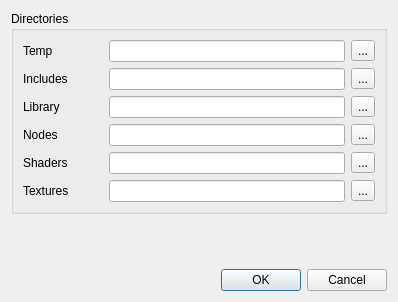
The window that gui/ui_settingsSetup.ui (ymesh/meShaderEd) describes before a commit, drawn with Qt 5.
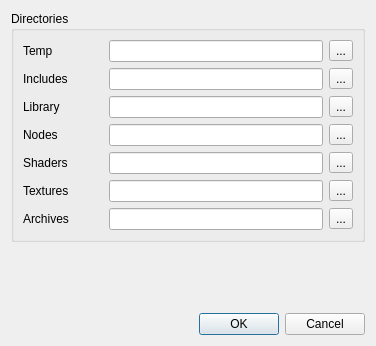
The same window after the commit.

Commit message: Added ReadArchive node Added icons in node description window Root RSL nodes now have rib output instead of just shader name. Some preview nodes removed.

Patch:
```diff
--- a/gui/ui_settingsSetup.ui
+++ b/gui/ui_settingsSetup.ui
@@ -6,8 +6,8 @@
    <rect>
     <x>0</x>
     <y>0</y>
-    <width>398</width>
-    <height>302</height>
+    <width>376</width>
+    <height>346</height>
    </rect>
   </property>
   <property name="sizePolicy">
@@ -266,6 +266,39 @@
         </item>
        </layout>
       </item>
+      <item>
+       <layout class="QHBoxLayout" name="hl_archives" stretch="0,1,0">
+        <item>
+         <widget class="QLabel" name="label_archives">
+          <property name="minimumSize">
+           <size>
+            <width>80</width>
+            <height>0</height>
+           </size>
+          </property>
+          <property name="maximumSize">
+           <size>
+            <width>80</width>
+            <height>16777215</height>
+           </size>
+          </property>
+          <property name="text">
+           <string>Archives</string>
+          </property>
+         </widget>
+        </item>
+        <item>
+         <widget class="QLineEdit" name="lineEdit_archives"/>
+        </item>
+        <item>
+         <widget class="QToolButton" name="btn_archives_dir">
+          <property name="text">
+           <string>...</string>
+          </property>
+         </widget>
+        </item>
+       </layout>
+      </item>
      </layout>
     </widget>
    </item>
```
Left out of the diff: 17 changed lines with no effect on the pictures. The commit also changes 74 other files.
